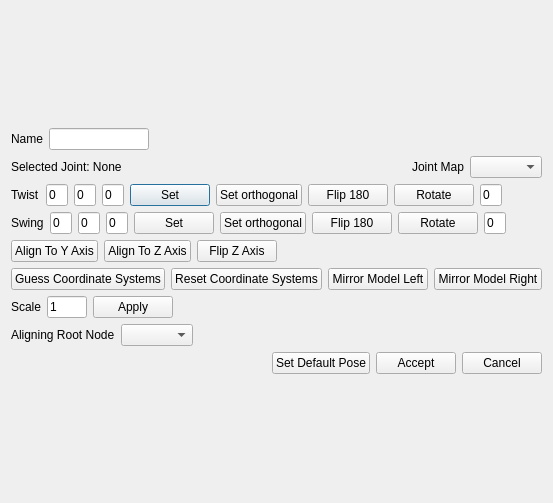
This is motion_analysis/gui/layout/skeleton_editor_dialog.ui in eherr/motion_preprocessing_tool as Qt 5 draws it before an edit. The edited form follows.
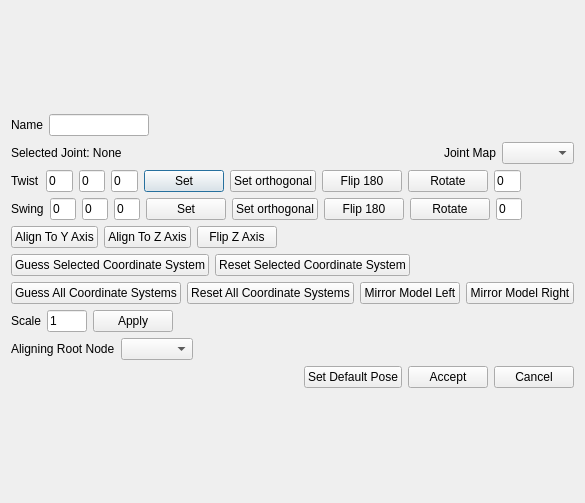
This is the edited form.

Commit message: Added buttons to guess or reset coordinates for all or only specific joints

```diff
--- a/motion_analysis/gui/layout/skeleton_editor_dialog.ui
+++ b/motion_analysis/gui/layout/skeleton_editor_dialog.ui
@@ -6,7 +6,7 @@
    <rect>
     <x>0</x>
     <y>0</y>
-    <width>470</width>
+    <width>574</width>
     <height>503</height>
    </rect>
   </property>
@@ -359,19 +359,50 @@
        </item>
       </layout>
      </item>
+     <item>
+      <layout class="QHBoxLayout" name="horizontalLayout_10">
+       <item>
+        <widget class="QPushButton" name="guessSelectedButton">
+         <property name="text">
+          <string>Guess Selected Coordinate System</string>
+         </property>
+        </widget>
+       </item>
+       <item>
+        <widget class="QPushButton" name="resetSelectedCosButton">
+         <property name="text">
+          <string>Reset Selected Coordinate System</string>
+         </property>
+        </widget>
+       </item>
+       <item>
+        <spacer name="horizontalSpacer_12">
+         <property name="orientation">
+          <enum>Qt::Horizontal</enum>
+         </property>
+         <property name="sizeHint" stdset="0">
+          <size>
+           <width>40</width>
+           <height>20</height>
+          </size>
+         </property>
+        </spacer>
+       </item>
+      </layout>
+     </item>
      <item>
       <layout class="QHBoxLayout" name="horizontalLayout_9">
        <item>
         <widget class="QPushButton" name="setGuessButton">
          <property name="text">
-          <string>Guess Coordinate Systems</string>
+          <string>Guess All Coordinate Systems</string>
          </property>
         </widget>
        </item>
        <item>
         <widget class="QPushButton" name="resetCosButton">
          <property name="text">
-          <string>Reset Coordinate Systems</string>
+          <string>Reset All Coordinate Systems</string>
          </property>
         </widget>
        </item>
```
Left out of the diff: 4 changed lines with no effect on the pictures. The commit also changes 2 other files.
